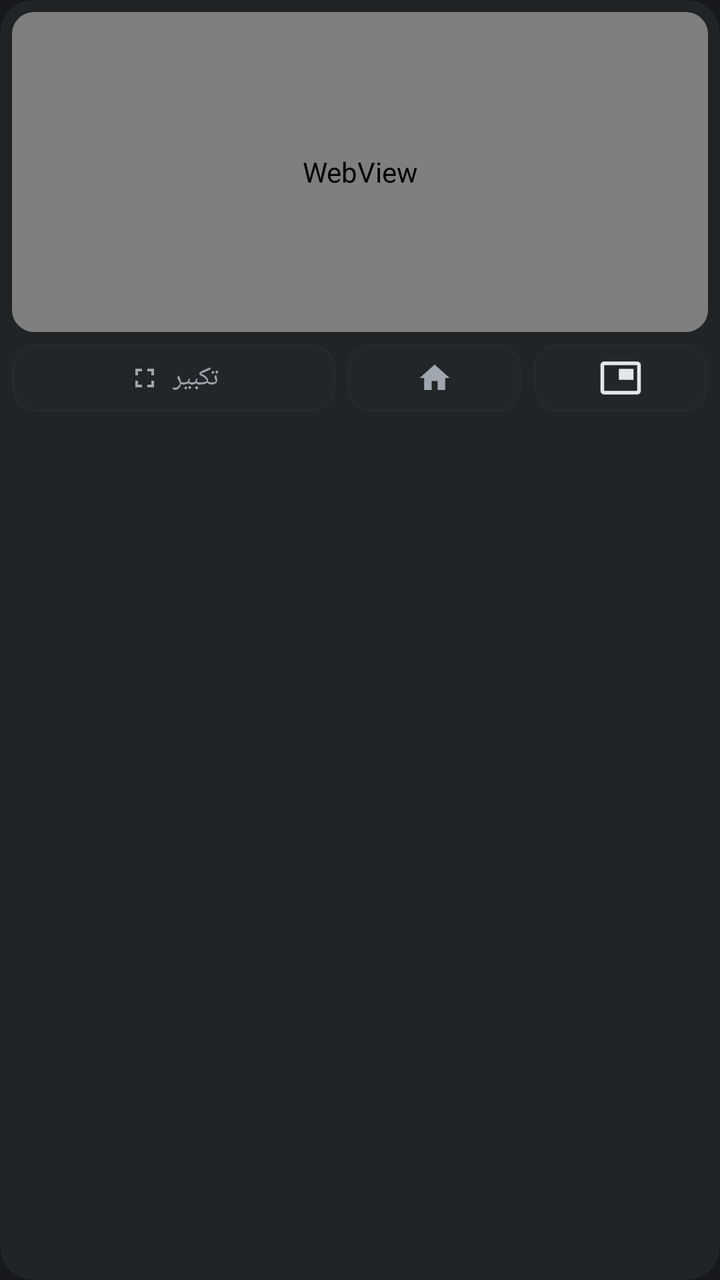
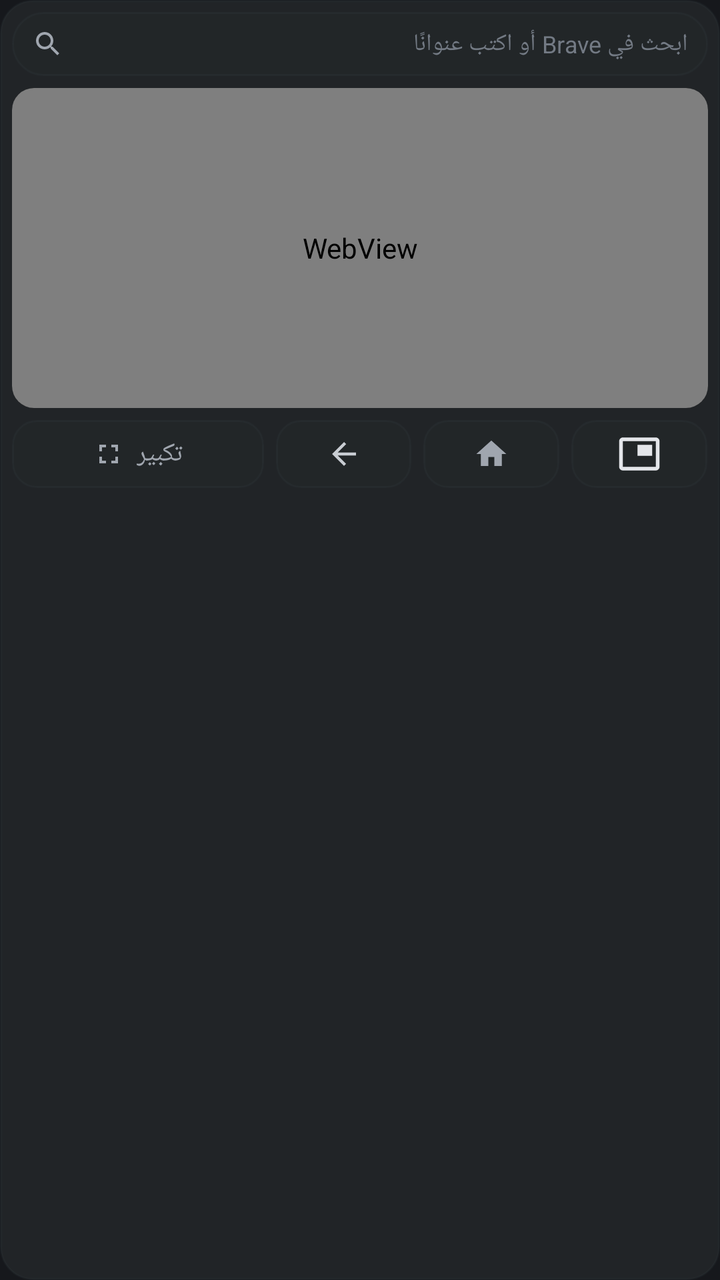

Compare the two renders of this Android layout. The source of the first and the diff that turns it into the second are given below.
<!-- AndroidManifest.xml: application theme CarTheme -->
<!-- res/layout/card_video.xml -->
<?xml version="1.0" encoding="utf-8"?>
<LinearLayout xmlns:android="http://schemas.android.com/apk/res/android"
    android:layout_width="match_parent"
    android:layout_height="wrap_content"
    android:background="@drawable/card_bg"
    android:orientation="vertical"
    android:padding="6dp">

    <FrameLayout
        android:id="@+id/video_slot"
        android:layout_width="match_parent"
        android:layout_height="160dp"
        android:background="@drawable/video_slot_bg"
        android:clipToOutline="true">

        <WebView
            android:id="@+id/video_web"
            android:layout_width="match_parent"
            android:layout_height="match_parent" />

        
        <LinearLayout
            android:id="@+id/video_drive_cover"
            android:layout_width="match_parent"
            android:layout_height="match_parent"
            android:background="#F2111316"
            android:clickable="true"
            android:gravity="center"
            android:orientation="vertical"
            android:visibility="gone">

            <ImageView
                android:layout_width="26dp"
                android:layout_height="26dp"
                android:importantForAccessibility="no"
                android:src="@drawable/ic_drive" />

            <TextView
                android:layout_width="wrap_content"
                android:layout_height="wrap_content"
                android:layout_marginTop="6dp"
                android:gravity="center"
                android:text="@string/video_driving"
                android:textColor="@color/ink_soft"
                android:textSize="12sp" />
        </LinearLayout>

        
        <TextView
            android:id="@+id/video_status"
            android:layout_width="match_parent"
            android:layout_height="match_parent"
            android:background="#F2111316"
            android:clickable="true"
            android:focusable="true"
            android:gravity="center"
            android:padding="12dp"
            android:textColor="@color/ink_soft"
            android:textSize="12sp"
            android:visibility="gone" />
    </FrameLayout>

    <LinearLayout
        android:layout_width="match_parent"
        android:layout_height="34dp"
        android:layout_marginTop="6dp"
        android:orientation="horizontal">

        <LinearLayout
            android:id="@+id/video_toggle"
            android:layout_width="0dp"
            android:layout_height="match_parent"
            android:layout_weight="1.3"
            android:background="@drawable/button_bg"
            android:clickable="true"
            android:focusable="true"
            android:gravity="center"
            android:orientation="horizontal">

            <ImageView
                android:layout_width="16dp"
                android:layout_height="16dp"
                android:importantForAccessibility="no"
                android:src="@drawable/ic_fullscreen" />

            <TextView
                android:id="@+id/video_toggle_label"
                android:layout_width="wrap_content"
                android:layout_height="wrap_content"
                android:layout_marginStart="6dp"
                android:text="@string/video_large"
                android:textColor="@color/ink_soft"
                android:textSize="13sp" />
        </LinearLayout>

        <ImageView
            android:id="@+id/video_home"
            android:layout_width="0dp"
            android:layout_height="match_parent"
            android:layout_marginStart="6dp"
            android:layout_weight="0.7"
            android:background="@drawable/button_bg"
            android:contentDescription="@string/video_home"
            android:padding="8dp"
            android:src="@drawable/ic_home" />

        <ImageView
            android:id="@+id/video_brave"
            android:layout_width="0dp"
            android:layout_height="match_parent"
            android:layout_marginStart="6dp"
            android:layout_weight="0.7"
            android:background="@drawable/button_bg"
            android:contentDescription="@string/video_open_brave"
            android:padding="6dp"
            android:src="@drawable/ic_pip" />
    </LinearLayout>
</LinearLayout>
<!-- resources referenced by this layout -->
<resources>
  <color name="ink_soft">#A0A6AF</color>
  <!-- drawable ic_fullscreen (drawable) -->
  <?xml version="1.0" encoding="utf-8"?>
  <vector xmlns:android="http://schemas.android.com/apk/res/android" android:width="24dp" android:height="24dp" android:viewportWidth="24" android:viewportHeight="24">
      <path android:fillColor="#A0A6AF" android:pathData="M7,14H5v5h5v-2H7v-3zM5,10h2V7h3V5H5v5zM17,17h-3v2h5v-5h-2v3zM14,5v2h3v3h2V5h-5z" />
  </vector>
  <!-- drawable ic_home (drawable) -->
  <?xml version="1.0" encoding="utf-8"?>
  <vector xmlns:android="http://schemas.android.com/apk/res/android" android:width="24dp" android:height="24dp" android:viewportWidth="24" android:viewportHeight="24">
      <path android:fillColor="#A0A6AF" android:pathData="M10,20v-6h4v6h5v-8h3L12,3 2,12h3v8z" />
  </vector>
  <!-- drawable video_slot_bg (drawable) -->
  <?xml version="1.0" encoding="utf-8"?>
  <shape xmlns:android="http://schemas.android.com/apk/res/android" android:shape="rectangle">
      <solid android:color="#FF000000" />
      <corners android:radius="11dp" />
  </shape>
  <string name="video_driving">الصورة مخفية أثناء القيادة\nالصوت مستمر</string>
  <string name="video_home">صفحة يوتيوب الرئيسية</string>
  <string name="video_large">تكبير</string>
  <string name="video_open_brave">افتح في Brave</string>
  <style name="CarTheme" parent="@android:style/Theme.Material.NoActionBar.Fullscreen">
          <item name="android:windowBackground">@color/bg</item>
          <item name="android:colorAccent">@color/lamp</item>
          <item name="android:statusBarColor">@color/bg</item>
          <item name="android:navigationBarColor">@color/bg</item>
      </style>
  <color name="tile_pressed">#F22D3036</color>
  <color name="tile">#E6232629</color>
  <color name="line">#2E3A424C</color>
  <color name="orange">#EBA53C</color>
  <color name="bg">#16181C</color>
  <color name="lamp">#EBA53C</color>
  <!-- unchanged entries left out for length: 4 -->
</resources>

<!-- the commit's change to res/layout/card_video.xml (unified diff, before → after) -->
@@ -3,8 +3,31 @@
     android:layout_width="match_parent"
     android:layout_height="wrap_content"
     android:background="@drawable/card_bg"
+    android:focusableInTouchMode="true"
     android:orientation="vertical"
     android:padding="6dp">
+
+    
+    <EditText
+        android:id="@+id/video_url"
+        android:layout_width="match_parent"
+        android:layout_height="32dp"
+        android:layout_marginBottom="6dp"
+        android:background="@drawable/chip_bg"
+        android:drawableStart="@drawable/ic_search"
+        android:drawablePadding="6dp"
+        android:gravity="center_vertical|start"
+        android:hint="@string/video_url_hint"
+        android:imeOptions="actionGo"
+        android:importantForAutofill="no"
+        android:inputType="textUri"
+        android:paddingStart="10dp"
+        android:paddingEnd="10dp"
+        android:selectAllOnFocus="true"
+        android:singleLine="true"
+        android:textColor="@color/ink"
+        android:textColorHint="@color/ink_faint"
+        android:textSize="12sp" />
 
     <FrameLayout
         android:id="@+id/video_slot"
@@ -94,6 +117,17 @@
         </LinearLayout>
 
         <ImageView
+            android:id="@+id/video_back"
+            android:layout_width="0dp"
+            android:layout_height="match_parent"
+            android:layout_marginStart="6dp"
+            android:layout_weight="0.7"
+            android:background="@drawable/button_bg"
+            android:contentDescription="@string/video_back"
+            android:padding="8dp"
+            android:src="@drawable/ic_back" />
+
+        <ImageView
             android:id="@+id/video_home"
             android:layout_width="0dp"
             android:layout_height="match_parent"
<!-- resource entries referenced after the edit -->
@@ -1,6 +1,31 @@
 <!-- resources referenced by this layout -->
 <resources>
+  <color name="ink">#E4E6EA</color>
+  <color name="ink_faint">#737A84</color>
   <color name="ink_soft">#A0A6AF</color>
+  <!-- drawable chip_bg (drawable) -->
+  <?xml version="1.0" encoding="utf-8"?>
+  <selector xmlns:android="http://schemas.android.com/apk/res/android">
+      <item android:state_selected="true">
+          <shape android:shape="rectangle">
+              <solid android:color="@color/dock_active" />
+              <stroke android:width="1dp" android:color="@color/orange" />
+              <corners android:radius="18dp" />
+          </shape>
+      </item>
+      <item>
+          <shape android:shape="rectangle">
+              <solid android:color="@color/tile" />
+              <stroke android:width="1dp" android:color="@color/line" />
+              <corners android:radius="18dp" />
+          </shape>
+      </item>
+  </selector>
+  <!-- drawable ic_back (drawable) -->
+  <?xml version="1.0" encoding="utf-8"?>
+  <vector xmlns:android="http://schemas.android.com/apk/res/android" android:width="24dp" android:height="24dp" android:viewportWidth="24" android:viewportHeight="24" android:autoMirrored="true">
+      <path android:fillColor="#C9CDD3" android:pathData="M20,11H7.83l5.59,-5.59L12,4l-8,8 8,8 1.41,-1.41L7.83,13H20v-2z" />
+  </vector>
   <!-- drawable ic_fullscreen (drawable) -->
   <?xml version="1.0" encoding="utf-8"?>
   <vector xmlns:android="http://schemas.android.com/apk/res/android" android:width="24dp" android:height="24dp" android:viewportWidth="24" android:viewportHeight="24">
@@ -11,16 +36,23 @@
   <vector xmlns:android="http://schemas.android.com/apk/res/android" android:width="24dp" android:height="24dp" android:viewportWidth="24" android:viewportHeight="24">
       <path android:fillColor="#A0A6AF" android:pathData="M10,20v-6h4v6h5v-8h3L12,3 2,12h3v8z" />
   </vector>
+  <!-- drawable ic_search (drawable) -->
+  <?xml version="1.0" encoding="utf-8"?>
+  <vector xmlns:android="http://schemas.android.com/apk/res/android" android:width="16dp" android:height="16dp" android:viewportWidth="24" android:viewportHeight="24">
+      <path android:fillColor="#A0A6AF" android:pathData="M15.5,14h-0.79l-0.28,-0.27C15.41,12.59 16,11.11 16,9.5 16,5.91 13.09,3 9.5,3S3,5.91 3,9.5 5.91,16 9.5,16c1.61,0 3.09,-0.59 4.23,-1.57l0.27,0.28v0.79l5,4.99L20.49,19l-4.99,-5zM9.5,14C7.01,14 5,11.99 5,9.5S7.01,5 9.5,5 14,7.01 14,9.5 11.99,14 9.5,14z" />
+  </vector>
   <!-- drawable video_slot_bg (drawable) -->
   <?xml version="1.0" encoding="utf-8"?>
   <shape xmlns:android="http://schemas.android.com/apk/res/android" android:shape="rectangle">
       <solid android:color="#FF000000" />
       <corners android:radius="11dp" />
   </shape>
+  <string name="video_back">رجوع</string>
   <string name="video_driving">الصورة مخفية أثناء القيادة\nالصوت مستمر</string>
-  <string name="video_home">صفحة يوتيوب الرئيسية</string>
+  <string name="video_home">صفحة البداية</string>
   <string name="video_large">تكبير</string>
   <string name="video_open_brave">افتح في Brave</string>
+  <string name="video_url_hint">ابحث في Brave أو اكتب عنوانًا</string>
   <style name="CarTheme" parent="@android:style/Theme.Material.NoActionBar.Fullscreen">
           <item name="android:windowBackground">@color/bg</item>
           <item name="android:colorAccent">@color/lamp</item>
@@ -31,6 +63,7 @@
   <color name="tile">#E6232629</color>
   <color name="line">#2E3A424C</color>
   <color name="orange">#EBA53C</color>
+  <color name="dock_active">#2D3036</color>
   <color name="bg">#16181C</color>
   <color name="lamp">#EBA53C</color>
   <!-- unchanged entries left out for length: 4 -->
